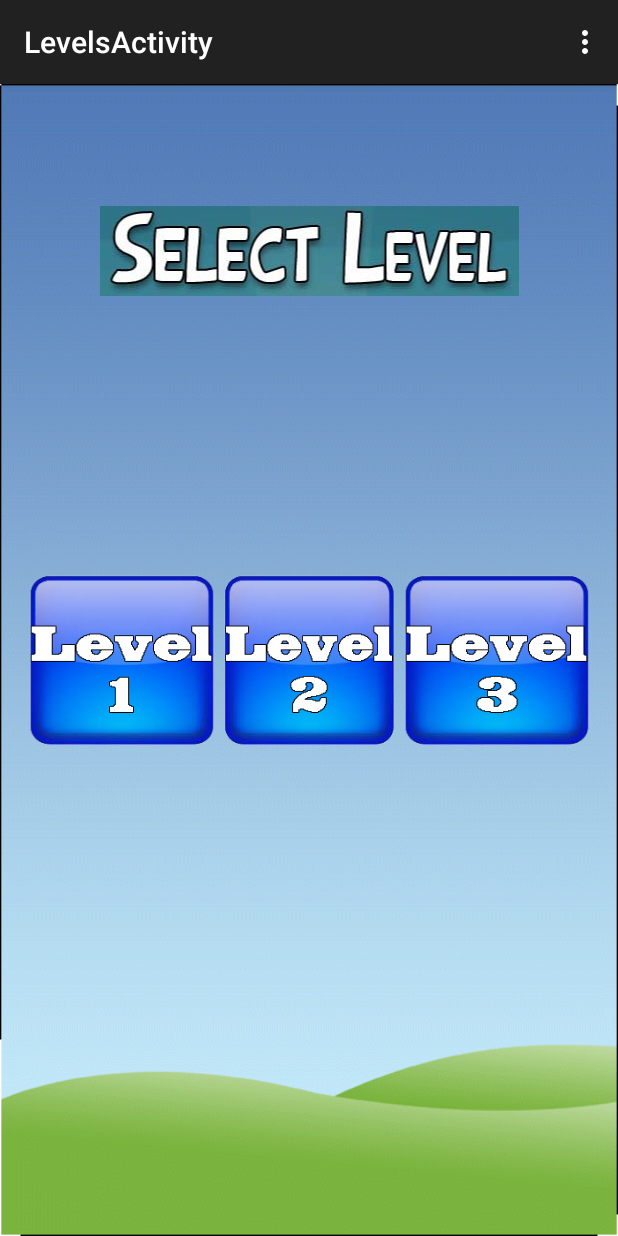
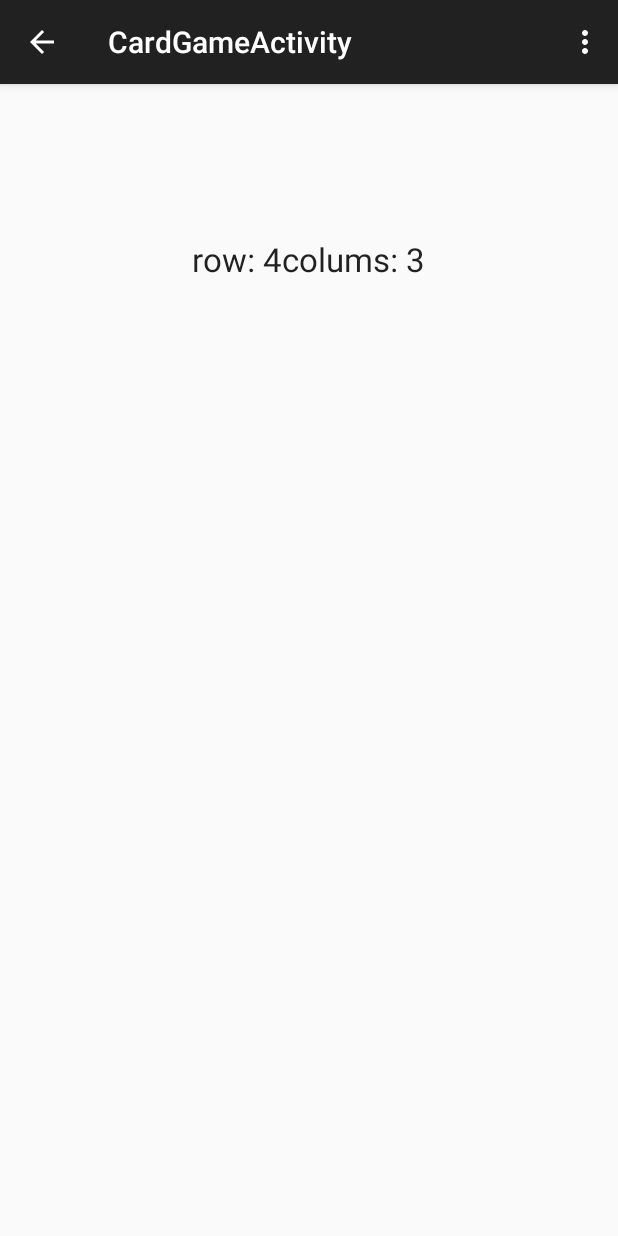
Before and after one commit to dvirs/MemoryGameApp, an Android app: the LevelsActivity screen opened directly, with no data from a screen before it, after a tap on an icon or button, on a phone screen of 412 x 824 dp. Run offline under Robolectric (Android 15) with nearby library versions, the phone set to English and light mode, and no system bars.

Commit message:
init commit

```diff
--- a/app/src/main/java/com/example/admin/memorygame/CardGameActivity.java
+++ b/app/src/main/java/com/example/admin/memorygame/CardGameActivity.java
@@ -1,17 +1,24 @@
 package com.example.admin.memorygame;
 
+import android.app.Activity;
 import android.support.v7.app.ActionBarActivity;
 import android.os.Bundle;
 import android.view.Menu;
 import android.view.MenuItem;
+import android.widget.TextView;
 
 
-public class CardGameActivity extends ActionBarActivity {
+public class CardGameActivity extends ActionBarActivity{
 
     @Override
     protected void onCreate(Bundle savedInstanceState) {
         super.onCreate(savedInstanceState);
         setContentView(R.layout.activity_card_game);
+        Bundle bund = getIntent().getExtras();
+        int row = bund.getInt("row");
+        int col = bund.getInt("col");
+        TextView debug = (TextView) findViewById(R.id.debug);
+        debug.setText("row: " + row +"colums: " +col);
     }
 
 
--- a/app/src/main/java/com/example/admin/memorygame/LevelsActivity.java
+++ b/app/src/main/java/com/example/admin/memorygame/LevelsActivity.java
@@ -1,5 +1,6 @@
 package com.example.admin.memorygame;
 
+import android.content.Intent;
 import android.support.v7.app.ActionBarActivity;
 import android.os.Bundle;
 import android.view.Menu;
@@ -23,22 +24,26 @@ public class LevelsActivity extends ActionBarActivity {
         level1.setOnClickListener(new View.OnClickListener() {
             @Override
             public void onClick(View v) {
+                Intent gameIntent = new Intent(LevelsActivity.this, CardGameActivity.class);
+                gameIntent.putExtra("row",4);
+                gameIntent.putExtra("col",3);
+                startActivity(gameIntent);
 
-                Toast.makeText(LevelsActivity.this, "Level 1", Toast.LENGTH_SHORT).show();
+
             }
         });
 
         level2.setOnClickListener(new View.OnClickListener() {
             @Override
             public void onClick(View v) {
-                Toast.makeText(LevelsActivity.this, "Level 2", Toast.LENGTH_SHORT).show();
+
             }
         });
 
         level3.setOnClickListener(new View.OnClickListener() {
             @Override
             public void onClick(View v) {
-                Toast.makeText(LevelsActivity.this, "Level 3", Toast.LENGTH_SHORT).show();
+
             }
         });
 
--- a/app/src/main/res/layout/activity_card_game.xml
+++ b/app/src/main/res/layout/activity_card_game.xml
@@ -7,4 +7,13 @@
     tools:context="com.example.admin.memorygame.CardGameActivity"
     android:id="@+id/gamecardlayout">
 
+    <TextView
+        android:layout_width="wrap_content"
+        android:layout_height="wrap_content"
+        android:textAppearance="?android:attr/textAppearanceLarge"
+        android:text=""
+        android:id="@+id/debug"
+        android:layout_marginTop="86dp"
+        android:layout_alignParentTop="true"
+        android:layout_centerHorizontal="true" />
 </RelativeLayout>
```
